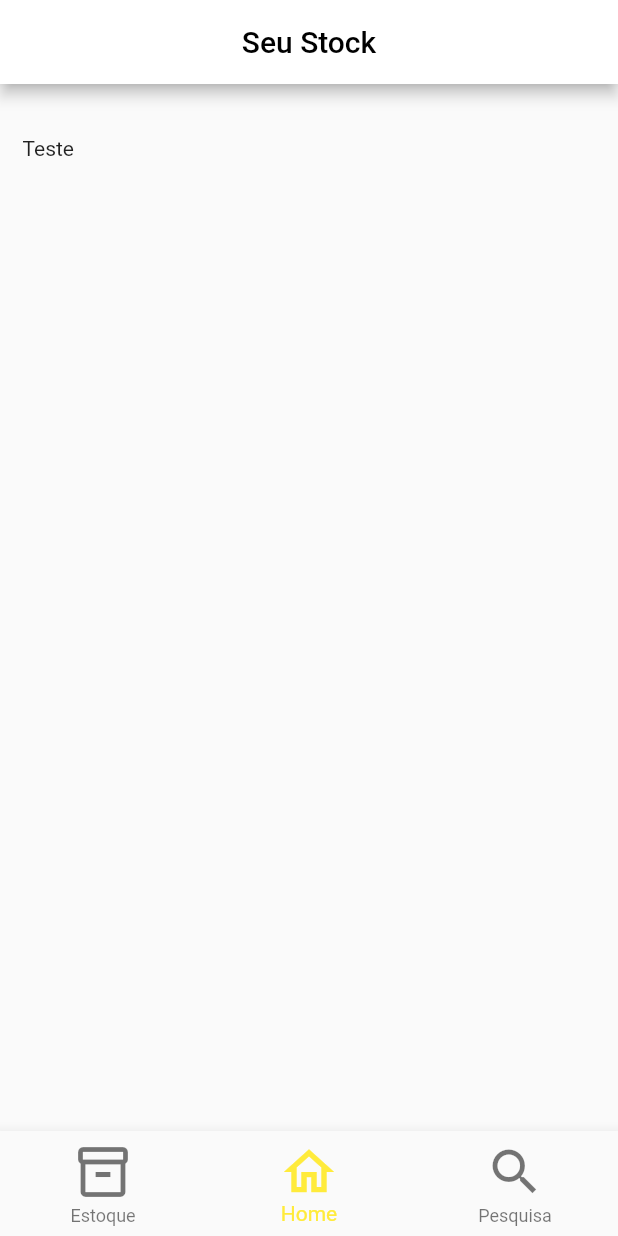
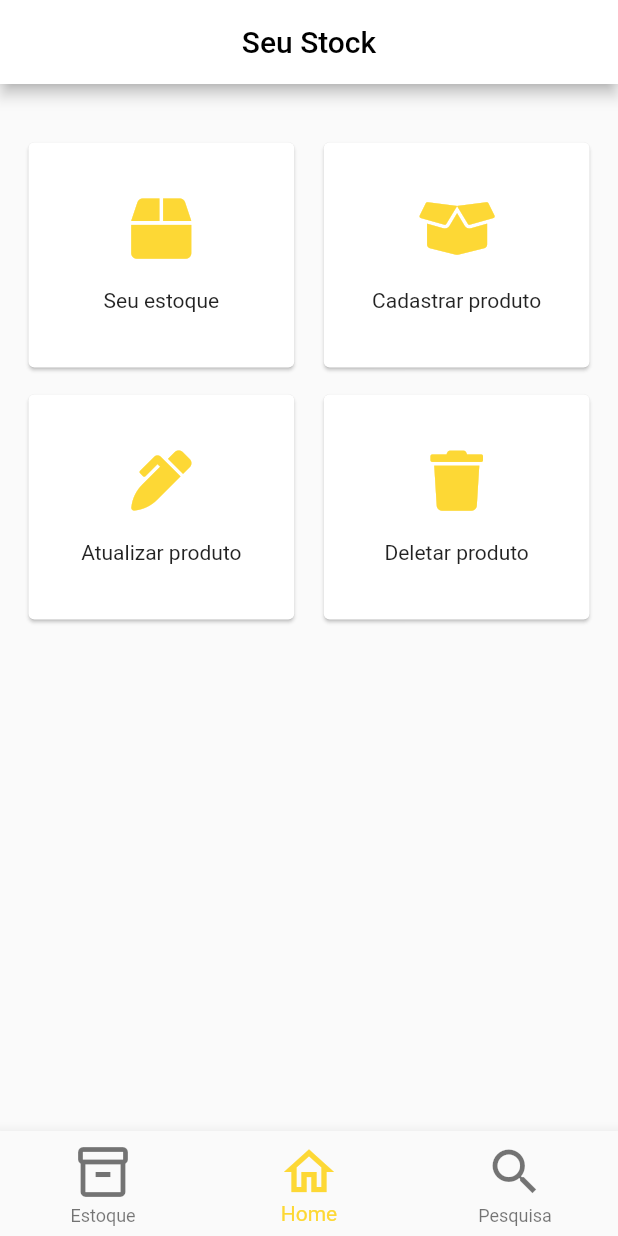
Before and after one commit to Graciano-B-L-Junior/seu_estoque_app, a Flutter app: the screen it shows after launch, on a phone screen of 412 x 824 dp. Run offline on Flutter 3.47's test engine with Material 2 defaults, Android fonts, the phone set to English and light mode, and no system bars; our stand-ins replace font_awesome_flutter.

Commit message:
criado a tela de cadastro do produto

```diff
--- a/lib/Telas/home_page.dart
+++ b/lib/Telas/home_page.dart
@@ -1,4 +1,6 @@
+import 'package:app_estoque/Telas/cadastrar_produto.dart';
 import 'package:flutter/material.dart';
+import 'package:font_awesome_flutter/font_awesome_flutter.dart';
 
 class Home extends StatefulWidget {
   const Home({Key? key}) : super(key: key);
@@ -9,6 +11,61 @@ class Home extends StatefulWidget {
 
 class _HomeState extends State<Home> {
   int indiceBottomNavBar = 1;
+  List telas = [CadastrarProduto()];
+  Card retornaCarta(String tituloCarta, IconData icone, int indiceTela) {
+    return Card(
+      child: InkWell(
+        splashColor: Colors.yellow,
+        onTap: () {},
+        child: Container(
+          width: MediaQuery.of(context).size.width * 0.43,
+          height: 150,
+          child: Column(
+            mainAxisAlignment: MainAxisAlignment.center,
+            children: [
+              Icon(icone),
+              SizedBox(
+                height: 20,
+              ),
+              Text(tituloCarta)
+            ],
+          ),
+        ),
+      ),
+    );
+  }
+
+  Card retornaCartaFA(String tituloCarta, IconData icone, int indiceTela) {
+    return Card(
+      child: InkWell(
+        splashColor: Colors.yellow,
+        onTap: () {
+          Navigator.push(
+              context,
+              MaterialPageRoute(
+                  builder: (BuildContext context) => telas[indiceTela]));
+        },
+        child: Container(
+          width: MediaQuery.of(context).size.width * 0.43,
+          height: 150,
+          child: Column(
+            mainAxisAlignment: MainAxisAlignment.center,
+            children: [
+              FaIcon(
+                icone,
+                size: 40,
+                color: Colors.yellow.shade600,
+              ),
+              SizedBox(
+                height: 20,
+              ),
+              Text(tituloCarta)
+            ],
+          ),
+        ),
+      ),
+    );
+  }
 
   @override
   Widget build(BuildContext context) {
@@ -21,15 +78,34 @@ class _HomeState extends State<Home> {
       ),
       body: Container(
           padding: const EdgeInsets.all(15),
+          child: SingleChildScrollView(
             child: Column(
-          children: const <Widget>[
+              children: <Widget>[
                 SizedBox(
                   height: 20,
                 ),
-            Text("Teste")
+                Row(
+                  mainAxisAlignment: MainAxisAlignment.spaceBetween,
+                  children: [
+                    retornaCartaFA("Seu estoque", FontAwesomeIcons.box, 0),
+                    retornaCartaFA(
+                        "Cadastrar produto", FontAwesomeIcons.boxOpen, 0)
                   ],
                 ),
+                SizedBox(
+                  height: 10,
                 ),
+                Row(
+                  mainAxisAlignment: MainAxisAlignment.spaceBetween,
+                  children: [
+                    retornaCartaFA(
+                        "Atualizar produto", FontAwesomeIcons.penAlt, 0),
+                    retornaCartaFA("Deletar produto", FontAwesomeIcons.trash, 0)
+                  ],
+                ),
+              ],
+            ),
+          )),
       bottomNavigationBar: BottomNavigationBar(
         items: const <BottomNavigationBarItem>[
           BottomNavigationBarItem(
--- a/lib/main.dart
+++ b/lib/main.dart
@@ -5,11 +5,14 @@ void main() {
   runApp(MaterialApp(
     debugShowCheckedModeBanner: false,
     theme: ThemeData(
+        inputDecorationTheme: InputDecorationTheme(
+            hintStyle: TextStyle(color: Colors.yellow.shade600)),
         backgroundColor: Colors.white70,
         appBarTheme: const AppBarTheme(
             backgroundColor: Colors.white, foregroundColor: Colors.black),
         bottomNavigationBarTheme: BottomNavigationBarThemeData(
-            selectedItemColor: Colors.yellow.shade500)),
+          selectedItemColor: Colors.yellow.shade600,
+        )),
     home: const Home(),
   ));
 }
```
Also changed, not shown: lib/Telas/cadastrar_produto.dart (added, +145 -0 lines). Lines whose indentation alone changed are shown as unchanged.
